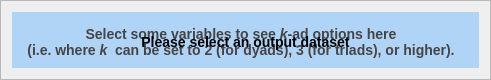
Old version of the form NewGeneUI/NewGene/Widgets/CreateOutput/SelectVariables/kadcolumnselectionbox.ui in the repository daniel347x/newgene.
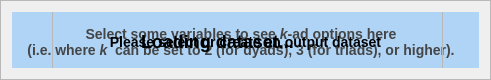
New version of the form. Icons and pictures are not drawn. Custom widgets are drawn as their Qt base class.

Commit message: "Loading" spinner now displays while a dataset is loading.

What changed in the file:
```diff
--- a/NewGeneUI/NewGene/Widgets/CreateOutput/SelectVariables/kadcolumnselectionbox.ui
+++ b/NewGeneUI/NewGene/Widgets/CreateOutput/SelectVariables/kadcolumnselectionbox.ui
@@ -118,12 +118,109 @@
         <string notr="true">#emptyKadsLabel {font-weight: bold; color: #454545;}</string>
        </property>
        <property name="text">
-        <string>&lt;b&gt;&lt;big&gt;Please select an output dataset&lt;/big&gt;&lt;/b&gt;</string>
+        <string>&lt;b&gt;&lt;big&gt;Please select or create an output dataset&lt;/big&gt;&lt;/b&gt;</string>
        </property>
        <property name="alignment">
         <set>Qt::AlignCenter</set>
        </property>
       </widget>
+      <widget class="QFrame" name="frameLoadingDataset">
+       <property name="geometry">
+        <rect>
+         <x>40</x>
+         <y>-1</y>
+         <width>391</width>
+         <height>61</height>
+        </rect>
+       </property>
+       <property name="minimumSize">
+        <size>
+         <width>0</width>
+         <height>50</height>
+        </size>
+       </property>
+       <property name="frameShape">
+        <enum>QFrame::StyledPanel</enum>
+       </property>
+       <property name="frameShadow">
+        <enum>QFrame::Raised</enum>
+       </property>
+       <layout class="QHBoxLayout" name="horizontalLayout_2">
+        <property name="leftMargin">
+         <number>0</number>
+        </property>
+        <property name="topMargin">
+         <number>0</number>
+        </property>
+        <property name="rightMargin">
+         <number>0</number>
+        </property>
+        <property name="bottomMargin">
+         <number>0</number>
+        </property>
+        <item>
+         <spacer name="horizontalSpacer">
+          <property name="orientation">
+           <enum>Qt::Horizontal</enum>
+          </property>
+          <property name="sizeHint" stdset="0">
+           <size>
+            <width>40</width>
+            <height>20</height>
+           </size>
+          </property>
+         </spacer>
+        </item>
+        <item>
+         <widget class="QLabel" name="labelLoadingDataset">
+          <property name="minimumSize">
+           <size>
+            <width>0</width>
+            <height>0</height>
+           </size>
+          </property>
+          <property name="text">
+           <string>&lt;h2&gt;Loading dataset... &lt;/h2&gt;</string>
+          </property>
+         </widget>
+        </item>
+        <item>
+         <widget class="QLabel" name="labelLoadingSpinner">
+          <property name="minimumSize">
+           <size>
+            <width>49</width>
+            <height>49</height>
+           </size>
+          </property>
+          <property name="maximumSize">
+           <size>
+            <width>49</width>
+            <height>49</height>
+           </size>
+          </property>
+          <property name="text">
+           <string/>
+          </property>
+          <property name="pixmap">
+           <pixmap resource="../../../../Resources/NewGeneResources.qrc">:/bluespinner.gif</pixmap>
+          </property>
+         </widget>
+        </item>
+        <item>
+         <spacer name="horizontalSpacer_2">
+          <property name="orientation">
+           <enum>Qt::Horizontal</enum>
+          </property>
+          <property name="sizeHint" stdset="0">
+           <size>
+            <width>40</width>
+            <height>20</height>
+           </size>
+          </property>
+         </spacer>
+        </item>
+       </layout>
+      </widget>
      </widget>
     </widget>
    </item>
```
Left out of the diff: 4 changed lines with no effect on the pictures. The commit also changes 9 other files.
